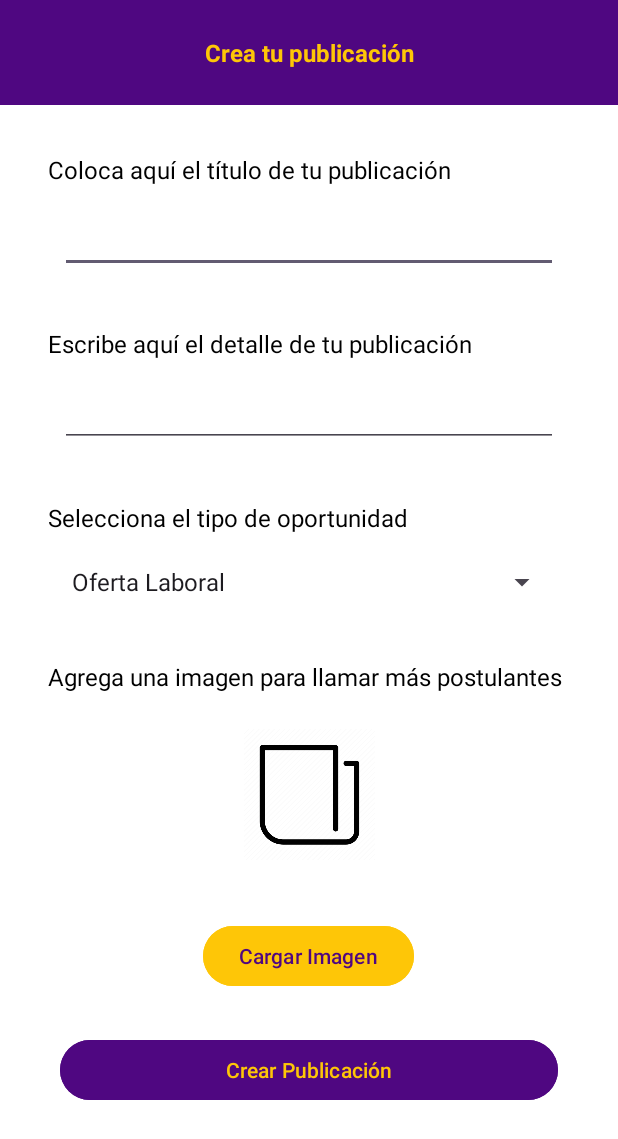
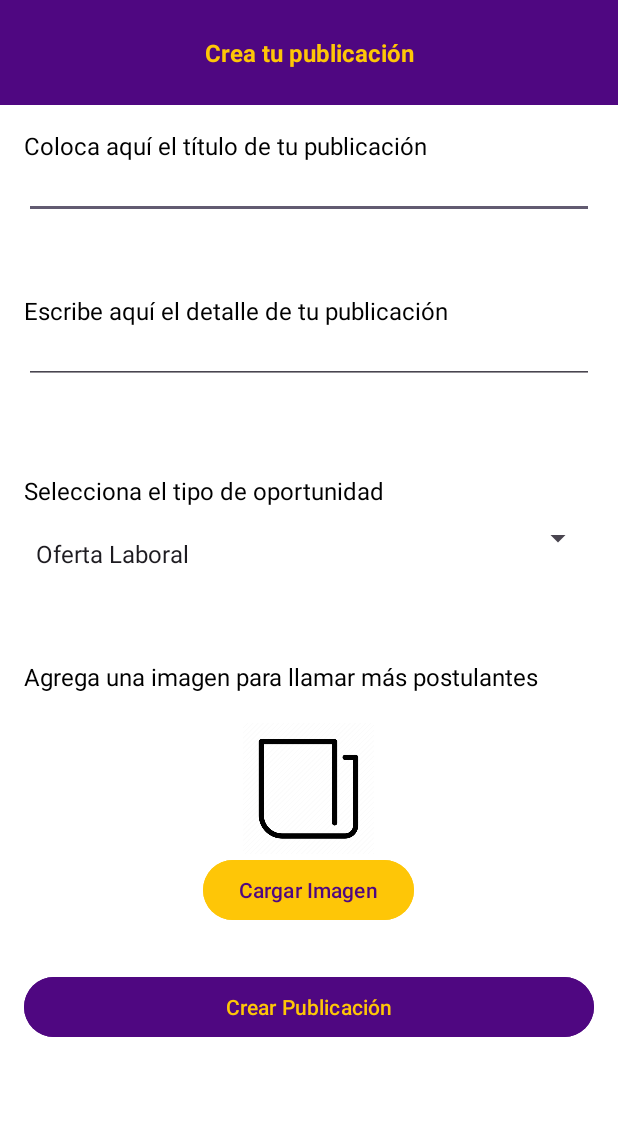
Before and after one commit to atzennael/japonnews, an Android app built with Jetpack Compose: the new_job screen opened directly, with no data from a screen before it, on a phone screen of 412 x 824 dp. Shown: the top 1139 px of the screen. Run offline under Robolectric (Android 15) with nearby library versions, the phone set to English and light mode, and no system bars; our stand-ins replace Firebase (no records; nobody signed in at launch, a user with empty details on screens opened directly); pictures from the network do not load.

Commit message:
Actualización final (por si acaso)

```diff
--- a/app/build.gradle.kts
+++ b/app/build.gradle.kts
@@ -3,7 +3,7 @@ plugins {
     alias(libs.plugins.kotlin.android)
     alias(libs.plugins.kotlin.compose)
 }
-apply(plugin = "com.google.gms.google-services")
+apply(plugin = "com.google.gms.google-services") //Este plugin es añadido
 
 android {
     packagingOptions {
@@ -91,9 +91,6 @@ dependencies {
     annotationProcessor(libs.compiler)
     implementation(libs.firebase.messaging)
     implementation(libs.google.auth.library.oauth2.http)
-    implementation("com.amazonaws:aws-android-sdk-core:2.79.0")
-    implementation("com.amazonaws:aws-android-sdk-sns:2.79.0")
-    implementation ("com.amazonaws:aws-android-sdk-cognitoidentityprovider:2.79.0")
     implementation("com.google.auth:google-auth-library-oauth2-http:1.19.0")
     implementation("com.google.api-client:google-api-client:1.32.1")
 }
--- a/app/src/main/java/com/example/japonnews/FourthFragment.java
+++ b/app/src/main/java/com/example/japonnews/FourthFragment.java
@@ -88,7 +88,7 @@ public class FourthFragment extends Fragment {
             AlertDialog.Builder builder = new AlertDialog.Builder(v.getContext());
             builder.setTitle("Confirmar eliminación");
             builder.setMessage("¿Estás seguro de que quieres eliminar tu cuenta?");
-            Log.d("BorrarCuenta", "Se presionó BorrarCuenta");
+            Log.d("BorrarCuenta", "Se presionó DeleteAcc");
 
             builder.setPositiveButton("Sí", (dialog, which) -> {
                 deleteAcc(userId);
--- a/app/src/main/java/com/example/japonnews/home1.java
+++ b/app/src/main/java/com/example/japonnews/home1.java
@@ -32,10 +32,8 @@ public class home1 extends AppCompatActivity {
             getSupportFragmentManager().beginTransaction().replace(R.id.fragment_container, new FirstFragment())
                     .commit();
         }
-
         BottomNavigationView navigation = findViewById(R.id.bottom_navigation);
         navigation.setOnNavigationItemSelectedListener(mOnNavigationItemSelectedListener);
-
         obtenerYGuardarTokenFCM();
     }
 
--- a/app/src/main/java/com/example/japonnews/mispublicaciones.java
+++ b/app/src/main/java/com/example/japonnews/mispublicaciones.java
@@ -43,7 +43,6 @@ public class mispublicaciones extends AppCompatActivity {
     private void cargarMisPublicaciones() {
         FirebaseUser user = FirebaseAuth.getInstance().getCurrentUser();
         if (user == null) return;
-
         db.collection("clasificados")
                 .whereEqualTo("userId", user.getUid())
                 .orderBy("fecha")
@@ -61,8 +60,6 @@ public class mispublicaciones extends AppCompatActivity {
                         }
                     }
                     adapter.notifyDataSetChanged();
-
-
                     try {
                         recyclerView.setAdapter(new mispublis_adapter(getApplicationContext(), lista));
                     } catch (Exception e) {
--- a/app/src/main/java/com/example/japonnews/new_job.java
+++ b/app/src/main/java/com/example/japonnews/new_job.java
@@ -130,7 +130,6 @@ public class new_job extends AppCompatActivity {
                     intent.putExtra("tipoPublicacion", tipoPublicacion);
                     intent.putExtra("fecha", fecha);
                     startActivity(intent);
-                    guardarMisPublicaciones();
                     finish();
                 })
                 .addOnFailureListener(e -> {
@@ -138,8 +137,4 @@ public class new_job extends AppCompatActivity {
                     Toast.makeText(this, "No se pudo crear tu publicación. Intenta nuevamente", Toast.LENGTH_SHORT).show();
                 });
     }
-
-    private void guardarMisPublicaciones(){
-
-    }
 }
--- a/app/src/main/java/com/example/japonnews/signup.java
+++ b/app/src/main/java/com/example/japonnews/signup.java
@@ -105,8 +105,6 @@ public class signup extends AppCompatActivity {
                         FirebaseUser user = auth.getCurrentUser();
                         if (user != null) {
                             String userId = user.getUid();
-                            Log.d("SignupActivity", "Usuario creado con UID: " + userId);
-
                             Map<String, Object> userData = new HashMap<>();
                             userData.put("fcmToken", null);
                             userData.put("uid", userId);
--- a/app/src/main/java/com/example/japonnews/ui/login/LoginActivity.kt
+++ b/app/src/main/java/com/example/japonnews/ui/login/LoginActivity.kt
@@ -142,10 +142,10 @@ class LoginActivity : AppCompatActivity() {
                         Toast.makeText(this, "Inicio de sesión exitoso", Toast.LENGTH_SHORT).show()
                         goToHome()
                     } else {
-                        // El usuario NO está registrado, lo redirigimos a signup.java
+                        // El usuario no está registrado
                         Toast.makeText(this, "Usuario no registrado. Completa tu perfil", Toast.LENGTH_SHORT).show()
                         val intent = Intent(this, signup::class.java)
-                        intent.putExtra("email", email) // Enviar email a signup
+                        intent.putExtra("email", email)
                         startActivity(intent)
                         finish()
                     }
--- a/app/src/main/res/layout/activity_new_job.xml
+++ b/app/src/main/res/layout/activity_new_job.xml
@@ -8,7 +8,7 @@
     android:background="@color/white"
     tools:context=".new_job">
 
-    <!-- Encabezado -->
+    <!-- Encabezado fijo -->
     <View
         android:id="@+id/view"
         android:layout_width="match_parent"
@@ -30,138 +30,108 @@
         app:layout_constraintBottom_toBottomOf="@id/view"
         app:layout_constraintEnd_toEndOf="parent"
         app:layout_constraintStart_toStartOf="parent"
-        app:layout_constraintTop_toTopOf="parent" />
+        app:layout_constraintTop_toTopOf="@id/view" />
 
-    <!-- Campo de descripción -->
+    <!-- ScrollView para el contenido -->
+    <ScrollView
+        android:layout_width="match_parent"
+        android:layout_height="0dp"
+        app:layout_constraintTop_toBottomOf="@id/view"
+        app:layout_constraintStart_toStartOf="parent"
+        app:layout_constraintEnd_toEndOf="parent"
+        app:layout_constraintBottom_toBottomOf="parent">
+
+        <LinearLayout
+            android:layout_width="match_parent"
+            android:layout_height="wrap_content"
+            android:orientation="vertical"
+            android:padding="16dp">
 
             <TextView
                 android:id="@+id/textView8"
-        android:layout_width="0dp"
+                android:layout_width="match_parent"
                 android:layout_height="wrap_content"
-        android:layout_marginStart="32dp"
-        android:layout_marginTop="32dp"
-        android:textColor="@color/black"
                 android:text="Coloca aquí el título de tu publicación"
                 android:textSize="16sp"
-        app:layout_constraintEnd_toEndOf="parent"
-        app:layout_constraintHorizontal_bias="1.0"
-        app:layout_constraintStart_toStartOf="parent"
-        app:layout_constraintTop_toBottomOf="@id/view" />
+                android:textColor="@color/black" />
 
             <EditText
                 android:id="@+id/editTextTitulo"
-        android:layout_width="0dp"
+                android:layout_width="match_parent"
                 android:layout_height="wrap_content"
-        android:layout_marginStart="40dp"
-        android:layout_marginTop="20dp"
-        android:layout_marginEnd="40dp"
                 android:inputType="text"
                 android:padding="8dp"
                 android:textColor="@color/dark_gray"
-        android:textSize="16sp"
-        app:layout_constraintEnd_toEndOf="parent"
-        app:layout_constraintStart_toStartOf="parent"
-        app:layout_constraintTop_toBottomOf="@id/textView8" />
+                android:textSize="16sp" />
 
             <TextView
                 android:id="@+id/textView9"
-        android:layout_width="0dp"
+                android:layout_width="match_parent"
                 android:layout_height="wrap_content"
-        android:layout_marginStart="32dp"
-        android:layout_marginTop="36dp"
+                android:paddingTop="50dp"
                 android:text="Escribe aquí el detalle de tu publicación"
-        android:textSize="16sp"
                 android:textColor="@color/black"
-        app:layout_constraintEnd_toEndOf="parent"
-        app:layout_constraintStart_toStartOf="parent"
-        app:layout_constraintTop_toBottomOf="@id/editTextTitulo" />
+                android:textSize="16sp" />
 
             <EditText
                 android:id="@+id/editTextDetalle"
-        android:layout_width="0dp"
+                android:layout_width="match_parent"
                 android:layout_height="wrap_content"
-        android:layout_marginStart="40dp"
-        android:layout_marginTop="20dp"
-        android:layout_marginEnd="40dp"
                 android:inputType="textMultiLine"
                 android:padding="8dp"
                 android:textColor="@color/dark_gray"
-        android:textSize="16sp"
-        app:layout_constraintEnd_toEndOf="parent"
-        app:layout_constraintStart_toStartOf="parent"
-        app:layout_constraintTop_toBottomOf="@id/textView9" />
+                android:textSize="16sp" />
 
             <TextView
                 android:id="@+id/textView18"
-        android:layout_width="0dp"
+                android:layout_width="match_parent"
+                android:paddingTop="60dp"
                 android:layout_height="wrap_content"
-        android:layout_marginStart="32dp"
-        android:textColor="@color/black"
-        android:layout_marginTop="36dp"
                 android:text="Selecciona el tipo de oportunidad"
                 android:textSize="16sp"
-        app:layout_constraintEnd_toEndOf="parent"
-        app:layout_constraintStart_toStartOf="parent"
-        app:layout_constraintTop_toBottomOf="@id/editTextDetalle" />
+                android:textColor="@color/black" />
 
             <Spinner
                 android:id="@+id/spinner"
-        android:layout_width="0dp"
-        android:layout_height="wrap_content"
-        android:layout_marginTop="20dp"
-        app:layout_constraintEnd_toEndOf="parent"
-        app:layout_constraintStart_toStartOf="parent"
-        app:layout_constraintTop_toBottomOf="@id/textView18"
-        android:layout_marginStart="40dp"
-        android:layout_marginEnd="40dp" />
+                android:layout_width="match_parent"
+                android:paddingTop="20dp"
+                android:layout_height="wrap_content" />
 
             <TextView
                 android:id="@+id/textView10"
-        android:layout_width="0dp"
+                android:layout_width="match_parent"
+                android:paddingTop="60dp"
                 android:layout_height="wrap_content"
-        android:layout_marginStart="32dp"
-        android:layout_marginTop="40dp"
+                android:paddingBottom="20dp"
                 android:text="Agrega una imagen para llamar más postulantes"
-        android:textSize="16sp"
                 android:textColor="@color/black"
-        app:layout_constraintEnd_toEndOf="parent"
-        app:layout_constraintStart_toStartOf="parent"
-        app:layout_constraintTop_toBottomOf="@id/spinner" />
+                android:textSize="16sp" />
 
             <ImageView
                 android:id="@+id/imageView6"
                 android:layout_width="87dp"
+                android:layout_gravity="center"
                 android:layout_height="87dp"
-        android:layout_marginTop="24dp"
-        app:layout_constraintEnd_toEndOf="parent"
-        app:layout_constraintStart_toStartOf="parent"
-        app:layout_constraintTop_toBottomOf="@id/textView10"
                 app:srcCompat="@drawable/clasif_ic" />
 
             <Button
                 android:id="@+id/buttonCargar"
+                android:layout_gravity="center"
                 android:layout_width="wrap_content"
                 android:layout_height="wrap_content"
-        android:layout_marginTop="40dp"
                 android:backgroundTint="@color/yellow_app"
                 android:text="Cargar Imagen"
-        android:textColor="@color/purple_app"
-        app:layout_constraintEnd_toEndOf="parent"
-        app:layout_constraintHorizontal_bias="0.498"
-        app:layout_constraintStart_toStartOf="parent"
-        app:layout_constraintTop_toBottomOf="@id/imageView6" />
+                android:textColor="@color/purple_app" />
 
             <Button
                 android:id="@+id/buttonCrear"
-        android:layout_width="0dp"
+                android:layout_width="match_parent"
                 android:layout_height="wrap_content"
-        android:layout_marginTop="28dp"
+                android:layout_marginTop="30dp"
                 android:backgroundTint="@color/purple_app"
                 android:text="Crear Publicación"
-        android:textColor="@color/yellow_app"
-        app:layout_constraintEnd_toEndOf="parent"
-        app:layout_constraintStart_toStartOf="parent"
-        app:layout_constraintTop_toBottomOf="@id/buttonCargar"
-        android:layout_marginStart="40dp"
-        android:layout_marginEnd="40dp"/>
+                android:textColor="@color/yellow_app" />
+
+        </LinearLayout>
+    </ScrollView>
 </androidx.constraintlayout.widget.ConstraintLayout>
--- a/app/src/main/res/layout/fragment_second.xml
+++ b/app/src/main/res/layout/fragment_second.xml
@@ -21,7 +21,7 @@
         android:id="@+id/textView15"
         android:layout_width="wrap_content"
         android:layout_height="wrap_content"
-        android:text="Últimos Clasificados"
+        android:text="Últimas Ofertas"
         android:textAlignment="center"
         android:textColor="@color/yellow_app"
         android:textSize="16sp"
--- a/app/src/main/res/menu/bottom_navigation.xml
+++ b/app/src/main/res/menu/bottom_navigation.xml
@@ -10,7 +10,7 @@
     <item
         android:id="@+id/nav_clasif"
         android:icon="@drawable/clasif_ic"
-        android:title="Clasificados">
+        android:title="Ofertas">
     </item>
     <item
         android:id="@+id/nav_saved"
```
Also changed, not shown: app/src/main/java/com/example/japonnews/FifthFragment.java (+2 -10 lines), app/src/main/java/com/example/japonnews/FirstFragment.java (+6 -9 lines), app/src/main/java/com/example/japonnews/clasificado.java (+0 -10 lines), app/src/main/java/com/example/japonnews/mispostulaciones.java (+0 -17 lines), app/src/main/java/com/example/japonnews/notificacion_adapter.java (+1 -8 lines), app/src/main/java/com/example/japonnews/post_info.java (+1 -11 lines), app/src/main/java/com/example/japonnews/postulation.java (+0 -9 lines), app/src/main/res/layout/activity_post_info.xml (+13 -9 lines), app/src/main/res/layout/fragment_third.xml (+7 -5 lines). Lines whose indentation alone changed are shown as unchanged.
